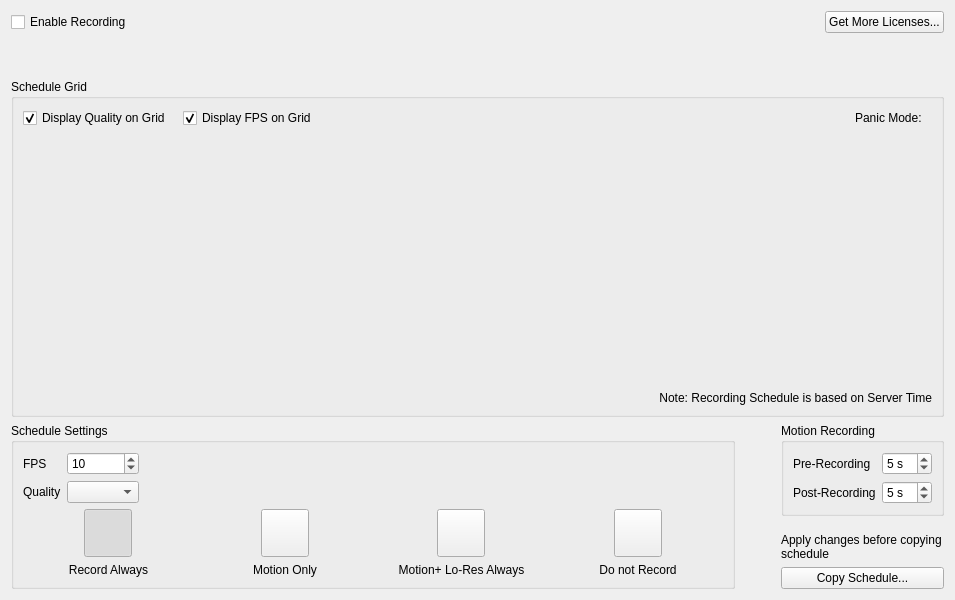
Above: client/src/ui/widgets/properties/camera_schedule_widget.ui from networkoptix/nx_open before the change. Below: the same form after it.
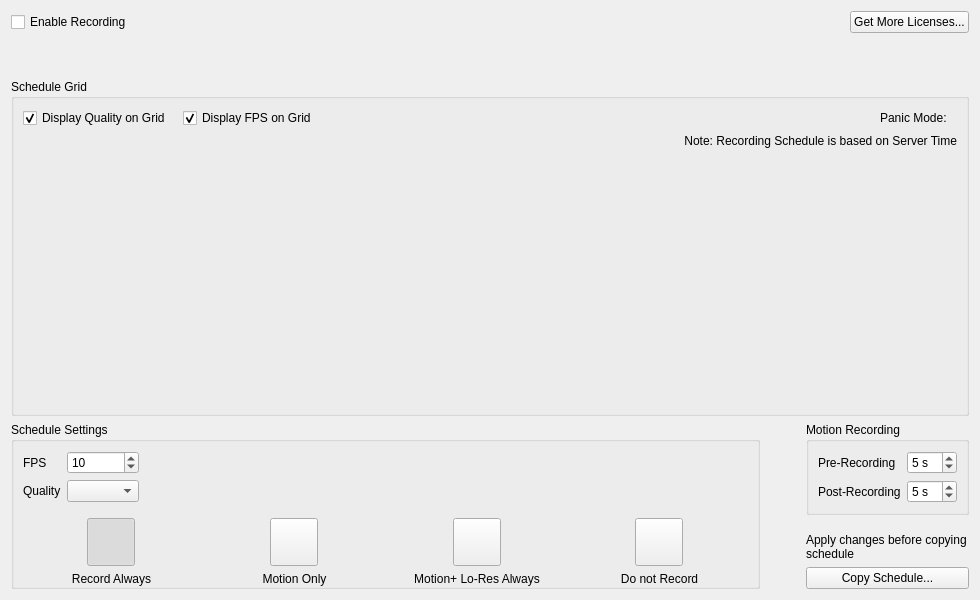
That is the form after the change. Custom widgets are drawn as their Qt base class.

Commit message:
Improved camera schedule widget a bit
<==== Mercurial data ====>
Branch: master

Patch:
```diff
--- a/client/src/ui/widgets/properties/camera_schedule_widget.ui
+++ b/client/src/ui/widgets/properties/camera_schedule_widget.ui
@@ -6,7 +6,7 @@
    <rect>
     <x>0</x>
     <y>0</y>
-    <width>955</width>
+    <width>980</width>
     <height>600</height>
    </rect>
   </property>
@@ -83,7 +83,7 @@
      <property name="flat">
       <bool>true</bool>
      </property>
-     <layout class="QVBoxLayout" name="verticalLayout_7" stretch="0,1,0">
+     <layout class="QVBoxLayout" name="verticalLayout_7" stretch="0,0,1">
       <property name="leftMargin">
        <number>9</number>
       </property>
@@ -157,13 +157,6 @@
         </item>
        </layout>
       </item>
-      <item>
-       <widget class="QnScheduleGridWidget" name="gridWidget" native="true">
-        <property name="enabled">
-         <bool>true</bool>
-        </property>
-       </widget>
-      </item>
       <item>
        <widget class="QLabel" name="label_5">
         <property name="text">
@@ -174,6 +167,13 @@
         </property>
        </widget>
       </item>
+      <item>
+       <widget class="QnScheduleGridWidget" name="gridWidget" native="true">
+        <property name="enabled">
+         <bool>true</bool>
+        </property>
+       </widget>
+      </item>
      </layout>
     </widget>
    </item>
@@ -184,7 +184,10 @@
        <property name="title">
         <string>Schedule Settings</string>
        </property>
-       <layout class="QVBoxLayout" name="verticalLayout_4" stretch="0,1">
+       <layout class="QVBoxLayout" name="verticalLayout_4" stretch="0,1,0">
+        <property name="bottomMargin">
+         <number>0</number>
+        </property>
         <item>
          <layout class="QHBoxLayout" name="horizontalLayout_4">
           <item>
@@ -246,6 +249,19 @@
           </item>
          </layout>
         </item>
+        <item>
+         <spacer name="verticalSpacer_2">
+          <property name="orientation">
+           <enum>Qt::Vertical</enum>
+          </property>
+          <property name="sizeHint" stdset="0">
+           <size>
+            <width>20</width>
+            <height>10</height>
+           </size>
+          </property>
+         </spacer>
+        </item>
         <item>
          <layout class="QHBoxLayout" name="horizontalLayout_9">
           <item>
```
The commit also changes 2 other files.
